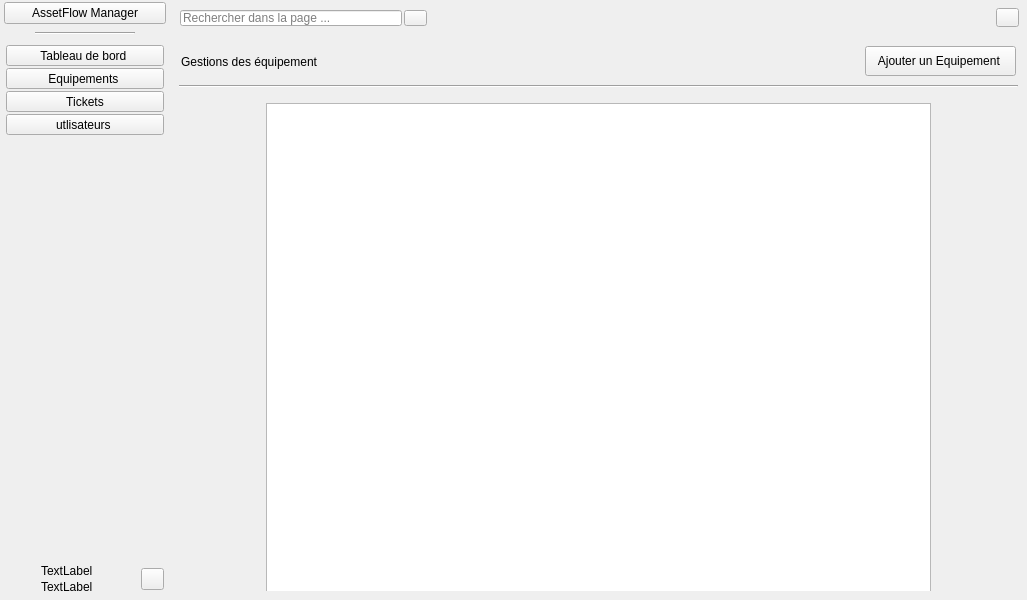
Before: the Qt Designer form form.ui in will180901/AssetFow, drawn with Qt 5.
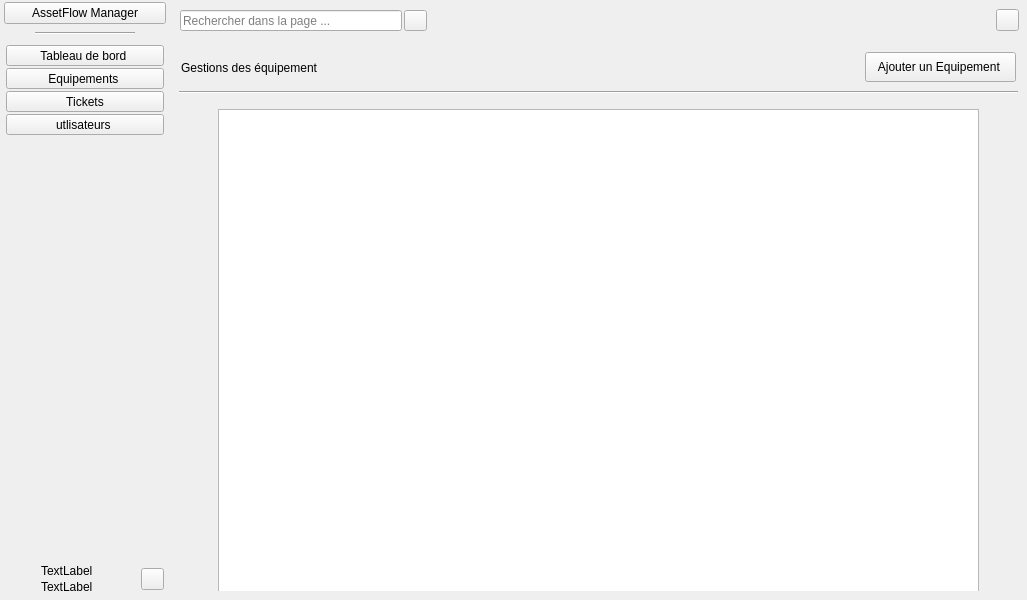
After: the same form once the commit is applied. The open tabs and pages were chosen to show the change. Icons and pictures are not drawn.

Diff of the .ui file:
```diff
--- a/form.ui
+++ b/form.ui
@@ -1164,8 +1164,8 @@
          </property>
          <property name="minimumSize">
           <size>
-           <width>0</width>
-           <height>35</height>
+           <width>857</width>
+           <height>41</height>
           </size>
          </property>
          <layout class="QHBoxLayout" name="horizontalLayout_4">
@@ -1195,7 +1195,7 @@
             <property name="minimumSize">
              <size>
               <width>251</width>
-              <height>20</height>
+              <height>25</height>
              </size>
             </property>
             <layout class="QHBoxLayout" name="horizontalLayout_3">
@@ -1918,7 +1918,7 @@
                 </property>
                 <property name="sizeHint" stdset="0">
                  <size>
-                  <width>80</width>
+                  <width>30</width>
                   <height>20</height>
                  </size>
                 </property>
@@ -1942,7 +1942,7 @@
                  <bool>true</bool>
                 </attribute>
                 <attribute name="horizontalHeaderShowSortIndicator" stdset="0">
-                 <bool>true</bool>
+                 <bool>false</bool>
                 </attribute>
                 <attribute name="horizontalHeaderStretchLastSection">
                  <bool>true</bool>
@@ -1951,7 +1951,7 @@
                  <bool>false</bool>
                 </attribute>
                 <attribute name="verticalHeaderShowSortIndicator" stdset="0">
-                 <bool>true</bool>
+                 <bool>false</bool>
                 </attribute>
                </widget>
               </item>
@@ -1965,7 +1965,7 @@
                 </property>
                 <property name="sizeHint" stdset="0">
                  <size>
-                  <width>80</width>
+                  <width>30</width>
                   <height>20</height>
                  </size>
                 </property>
```
Left out of the diff: 15 changed lines with no effect on the pictures.
